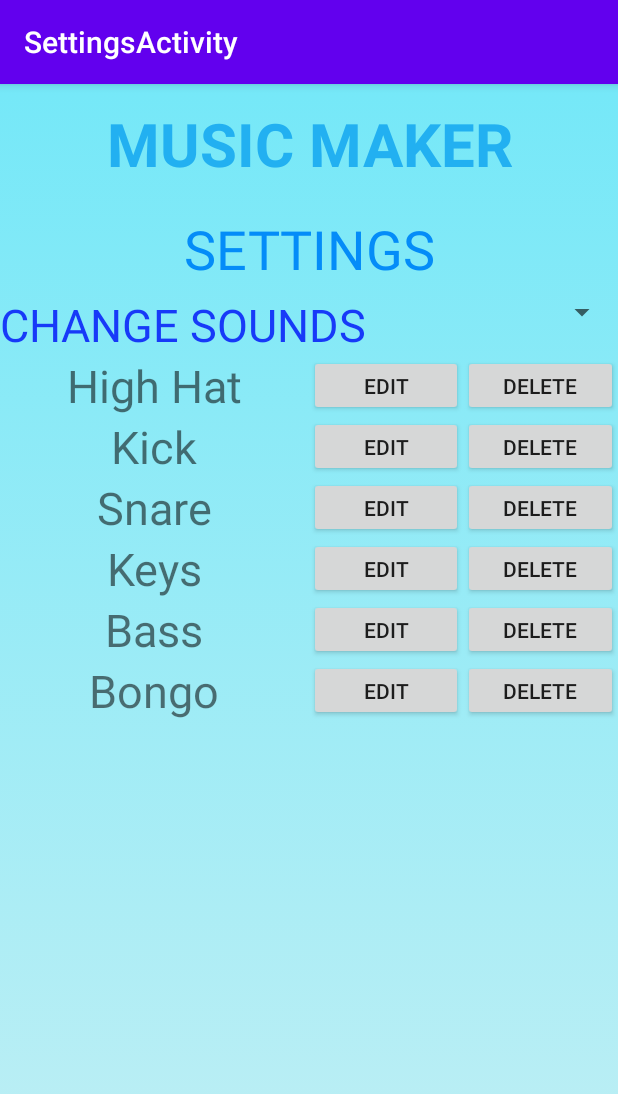
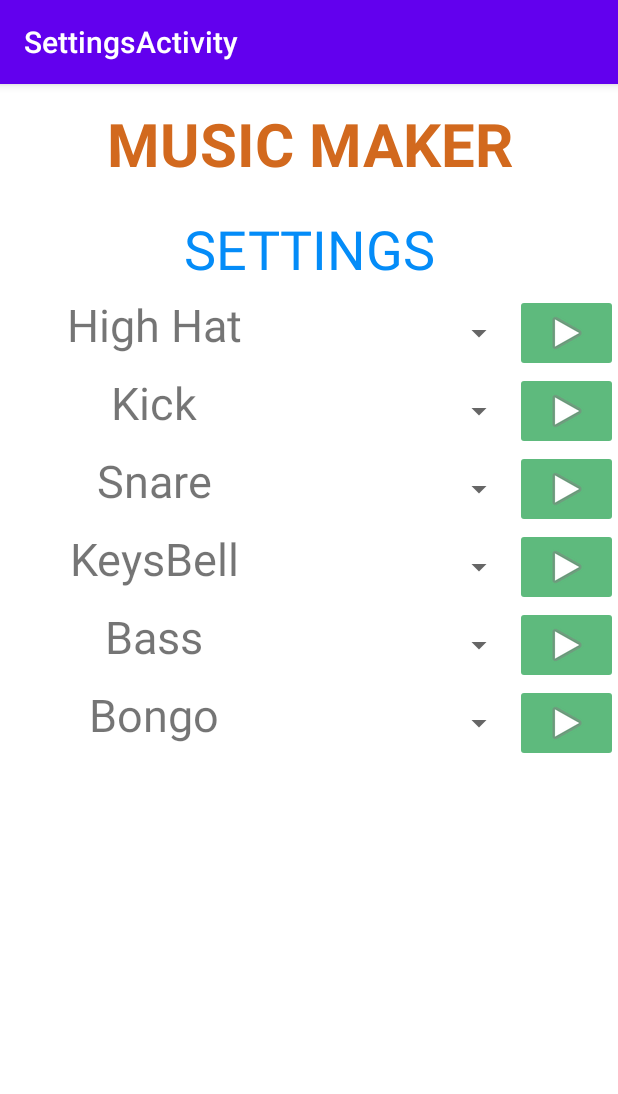
Before and after one commit to MinhNguyenLe/DrumMobieApp, an Android app: the SettingsActivity screen opened directly, with no data from a screen before it, on a phone screen of 412 x 824 dp. Shown: the top 1094 px of the screen. Run offline under Robolectric (Android 15) with nearby library versions, the phone set to English and light mode, and no system bars; our stand-ins replace androidx.preference.

Commit message:
Change: Settings layout

```diff
--- a/app/src/main/java/com/example/drumapp/SettingsActivity.java
+++ b/app/src/main/java/com/example/drumapp/SettingsActivity.java
@@ -1,6 +1,8 @@
 package com.example.drumapp;
 
 import android.os.Bundle;
+import android.widget.Button;
+import android.widget.Spinner;
 
 import androidx.appcompat.app.ActionBar;
 import androidx.appcompat.app.AppCompatActivity;
@@ -8,8 +10,29 @@ import androidx.preference.PreferenceFragmentCompat;
 
 public class SettingsActivity extends AppCompatActivity {
 
+    Spinner[] spinners;
+    Button[] plays;
     @Override
     protected void onCreate(Bundle savedInstanceState) {
+        spinners = new Spinner[6];
+        plays = new Button[6];
+        for(int i = 0; i < 6; i ++)
+        {
+            String name = "";
+            switch (i)
+            {
+                case 0: name = "hh"; break;
+                case 1: name = "ki"; break;
+                case 2: name = "sn"; break;
+                case 3: name = "pi"; break;
+                case 4: name = "ba"; break;
+                case 5: name = "bo"; break;
+            }
+            String sname = name + "spinner";
+            String pname = name + "play";
+            spinners[i] = (Spinner) findViewById(getResources().getIdentifier(sname, "id", getPackageName()));
+            plays[i] = (Button) findViewById(getResources().getIdentifier(pname, "id", getPackageName()));
+        }
         super.onCreate(savedInstanceState);
         setContentView(R.layout.settings_activity);
     }
--- a/app/src/main/res/layout/settings_activity.xml
+++ b/app/src/main/res/layout/settings_activity.xml
@@ -1,6 +1,7 @@
 <?xml version="1.0" encoding="UTF-8"?>
 
-<androidx.constraintlayout.widget.ConstraintLayout android:background="@drawable/gradient_setting"
+<androidx.constraintlayout.widget.ConstraintLayout
+    android:background="@color/White"
     android:layout_height="match_parent"
     android:layout_width="match_parent"
     xmlns:android="http://schemas.android.com/apk/res/android"
@@ -15,7 +16,7 @@
         android:layout_height="80dp"
         android:gravity="center"
         android:text="MUSIC MAKER"
-        android:textColor="#22B0F1"
+        android:textColor="@color/Chocolate"
         android:textSize="40dp" />
 
     <TextView
@@ -35,27 +36,15 @@
         android:id="@+id/layout_control"
         app:layout_constraintTop_toBottomOf="@id/tv_setting"
         app:layout_constraintLeft_toLeftOf="parent"
+        app:layout_constraintBottom_toBottomOf="parent"
         android:orientation="horizontal"
-    android:layout_height="wrap_content"
+        android:layout_height="0dp"
+        android:layout_width="match_parent">
+        <GridLayout
             android:layout_width="match_parent"
-    android:weightSum="3">
-
-    <TextView
-        android:textColor="#173AF8"
-        android:layout_height="wrap_content"
-        android:layout_width="0dp"
-        android:textSize="30dp"
-        android:text="CHANGE SOUNDS"
-        android:layout_weight="2"/>
-
-        <Spinner
-            android:layout_width="0dp"
-            android:layout_height="wrap_content"
-            android:layout_weight="1" />
-
-</LinearLayout>
-
-
+            android:layout_height="match_parent"
+            android:background="@color/White"
+            android:rowCount="6">
             <LinearLayout
                 android:id="@+id/beat_1"
                 app:layout_constraintTop_toBottomOf="@id/layout_control"
@@ -63,7 +52,9 @@
                 android:orientation="horizontal"
                 android:layout_height="wrap_content"
                 android:layout_width="match_parent"
-    android:weightSum="4">
+                android:layout_column="1"
+                android:layout_row="0"
+                android:weightSum="6">
 
                 <TextView
                     android:layout_height="wrap_content"
@@ -71,28 +62,32 @@
                     android:textSize="30dp"
                     android:gravity="center"
                     android:text="High Hat"
-        android:layout_weight="2"/>
-
-    <Button
-        android:layout_height="match_parent"
+                    android:layout_weight="3"/>
+                <Spinner
+                    android:id="@+id/hhspinner"
+                    android:layout_weight="2"
                     android:layout_width="0dp"
-        android:text="EDIT"
-        android:layout_weight="1"/>
-    <Button
-        android:layout_height="match_parent"
+                    android:layout_height="match_parent" />
+                <ImageButton
+                    android:id="@+id/hhplay"
+                    android:layout_weight="1"
                     android:layout_width="0dp"
-        android:text="DELETE"
-        android:layout_weight="1"/>
+                    android:layout_height="wrap_content"
+                    android:backgroundTint="#5eba7d"
+                    android:contentDescription="PLAY"
+                    android:src="@android:drawable/ic_media_play"/>
 
             </LinearLayout>
             <LinearLayout
                 android:id="@+id/beat_2"
-        app:layout_constraintTop_toBottomOf="@id/beat_1"
+                app:layout_constraintTop_toBottomOf="@id/layout_control"
                 app:layout_constraintLeft_toLeftOf="parent"
                 android:orientation="horizontal"
                 android:layout_height="wrap_content"
                 android:layout_width="match_parent"
-        android:weightSum="4">
+                android:layout_column="1"
+                android:layout_row="1"
+                android:weightSum="6">
 
                 <TextView
                     android:layout_height="wrap_content"
@@ -100,28 +95,33 @@
                     android:textSize="30dp"
                     android:gravity="center"
                     android:text="Kick"
-            android:layout_weight="2"/>
+                    android:layout_weight="3"/>
 
-        <Button
-            android:layout_height="match_parent"
+                <Spinner
+                    android:id="@+id/kispinner"
+                    android:layout_weight="2"
                     android:layout_width="0dp"
-            android:text="EDIT"
-            android:layout_weight="1"/>
-        <Button
-            android:layout_height="match_parent"
+                    android:layout_height="match_parent" />
+                <ImageButton
+                    android:id="@+id/kiplay"
+                    android:layout_weight="1"
                     android:layout_width="0dp"
-            android:text="DELETE"
-            android:layout_weight="1"/>
+                    android:layout_height="wrap_content"
+                    android:backgroundTint="#5eba7d"
+                    android:contentDescription="PLAY"
+                    android:src="@android:drawable/ic_media_play"/>
 
             </LinearLayout>
             <LinearLayout
                 android:id="@+id/beat_3"
-        app:layout_constraintTop_toBottomOf="@id/beat_2"
+                android:layout_column="1"
+                android:layout_row="2"
+                app:layout_constraintTop_toBottomOf="@id/layout_control"
                 app:layout_constraintLeft_toLeftOf="parent"
                 android:orientation="horizontal"
                 android:layout_height="wrap_content"
                 android:layout_width="match_parent"
-        android:weightSum="4">
+                android:weightSum="6">
 
                 <TextView
                     android:layout_height="wrap_content"
@@ -129,57 +129,67 @@
                     android:textSize="30dp"
                     android:gravity="center"
                     android:text="Snare"
-            android:layout_weight="2"/>
+                    android:layout_weight="3"/>
 
-        <Button
-            android:layout_height="match_parent"
+                <Spinner
+                    android:id="@+id/snspinner"
+                    android:layout_weight="2"
                     android:layout_width="0dp"
-            android:text="EDIT"
-            android:layout_weight="1"/>
-        <Button
-            android:layout_height="match_parent"
+                    android:layout_height="match_parent" />
+                <ImageButton
+                    android:id="@+id/snplay"
+                    android:layout_weight="1"
                     android:layout_width="0dp"
-            android:text="DELETE"
-            android:layout_weight="1"/>
+                    android:layout_height="wrap_content"
+                    android:backgroundTint="#5eba7d"
+                    android:contentDescription="PLAY"
+                    android:src="@android:drawable/ic_media_play"/>
 
             </LinearLayout>
             <LinearLayout
                 android:id="@+id/beat_4"
-        app:layout_constraintTop_toBottomOf="@id/beat_3"
+                app:layout_constraintTop_toBottomOf="@id/layout_control"
                 app:layout_constraintLeft_toLeftOf="parent"
                 android:orientation="horizontal"
                 android:layout_height="wrap_content"
                 android:layout_width="match_parent"
-        android:weightSum="4">
+                android:layout_column="1"
+                android:layout_row="3"
+                android:weightSum="6">
 
                 <TextView
                     android:layout_height="wrap_content"
                     android:layout_width="0dp"
                     android:textSize="30dp"
                     android:gravity="center"
-            android:text="Keys"
-            android:layout_weight="2"/>
+                    android:text="KeysBell"
+                    android:layout_weight="3"/>
 
-        <Button
-            android:layout_height="match_parent"
+                <Spinner
+                    android:id="@+id/pispinner"
+                    android:layout_weight="2"
                     android:layout_width="0dp"
-            android:text="EDIT"
-            android:layout_weight="1"/>
-        <Button
-            android:layout_height="match_parent"
+                    android:layout_height="match_parent" />
+                <ImageButton
+                    android:id="@+id/piplay"
+                    android:layout_weight="1"
                     android:layout_width="0dp"
-            android:text="DELETE"
-            android:layout_weight="1"/>
+                    android:layout_height="wrap_content"
+                    android:backgroundTint="#5eba7d"
+                    android:contentDescription="PLAY"
+                    android:src="@android:drawable/ic_media_play"/>
 
             </LinearLayout>
             <LinearLayout
                 android:id="@+id/beat_5"
-        app:layout_constraintTop_toBottomOf="@id/beat_4"
+                android:layout_column="1"
+                android:layout_row="4"
+                app:layout_constraintTop_toBottomOf="@id/layout_control"
                 app:layout_constraintLeft_toLeftOf="parent"
                 android:orientation="horizontal"
                 android:layout_height="wrap_content"
                 android:layout_width="match_parent"
-        android:weightSum="4">
+                android:weightSum="6">
 
                 <TextView
                     android:layout_height="wrap_content"
@@ -187,28 +197,33 @@
                     android:textSize="30dp"
                     android:gravity="center"
                     android:text="Bass"
-            android:layout_weight="2"/>
+                    android:layout_weight="3"/>
 
-        <Button
-            android:layout_height="match_parent"
+                <Spinner
+                    android:id="@+id/baspinner"
+                    android:layout_weight="2"
                     android:layout_width="0dp"
-            android:text="EDIT"
-            android:layout_weight="1"/>
-        <Button
-            android:layout_height="match_parent"
+                    android:layout_height="match_parent" />
+                <ImageButton
+                    android:id="@+id/baplay"
+                    android:layout_weight="1"
                     android:layout_width="0dp"
-            android:text="DELETE"
-            android:layout_weight="1"/>
+                    android:layout_height="wrap_content"
+                    android:backgroundTint="#5eba7d"
+                    android:contentDescription="PLAY"
+                    android:src="@android:drawable/ic_media_play"/>
 
             </LinearLayout>
             <LinearLayout
                 android:id="@+id/beat_6"
-        app:layout_constraintTop_toBottomOf="@id/beat_5"
+                app:layout_constraintTop_toBottomOf="@id/layout_control"
                 app:layout_constraintLeft_toLeftOf="parent"
                 android:orientation="horizontal"
                 android:layout_height="wrap_content"
                 android:layout_width="match_parent"
-        android:weightSum="4">
+                android:layout_column="1"
+                android:layout_row="5"
+                android:weightSum="6">
 
                 <TextView
                     android:layout_height="wrap_content"
@@ -216,18 +231,24 @@
                     android:textSize="30dp"
                     android:gravity="center"
                     android:text="Bongo"
-            android:layout_weight="2"/>
+                    android:layout_weight="3"/>
 
-        <Button
-            android:layout_height="match_parent"
+                <Spinner
+                    android:id="@+id/bospinner"
+                    android:layout_weight="2"
                     android:layout_width="0dp"
-            android:text="EDIT"
-            android:layout_weight="1"/>
-        <Button
-            android:layout_height="match_parent"
+                    android:layout_height="match_parent" />
+                <ImageButton
+                    android:id="@+id/boplay"
+                    android:layout_weight="1"
                     android:layout_width="0dp"
-            android:text="DELETE"
-            android:layout_weight="1"/>
+                    android:layout_height="wrap_content"
+                    android:backgroundTint="#5eba7d"
+                    android:contentDescription="PLAY"
+                    android:src="@android:drawable/ic_media_play"/>
 
             </LinearLayout>
+        </GridLayout>
+    </LinearLayout>
+
 </androidx.constraintlayout.widget.ConstraintLayout>
```
Lines whose indentation alone changed are shown as unchanged.
